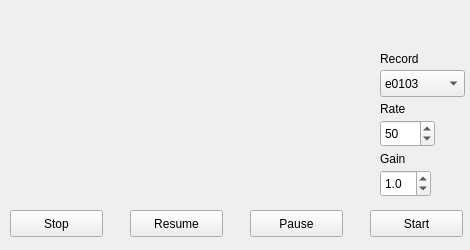
Above: sapien190/trunk/source/Sandbox/sapine_v1/presentation/views/simulationrunning.ui from kimbjerge/iirtsf10grp5 before the change. Below: the same form after it.
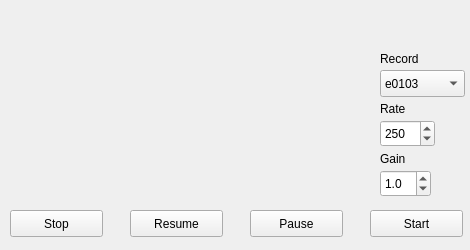
That is the form after the change.

Commit message: Changed UI to default 250 Hz sample rate

```diff
--- a/sapien190/trunk/source/Sandbox/sapine_v1/presentation/views/simulationrunning.ui
+++ b/sapien190/trunk/source/Sandbox/sapine_v1/presentation/views/simulationrunning.ui
@@ -100,10 +100,10 @@
     <number>1</number>
    </property>
    <property name="maximum">
-    <number>400</number>
+    <number>500</number>
    </property>
    <property name="value">
-    <number>50</number>
+    <number>250</number>
    </property>
   </widget>
   <widget class="QLabel" name="gainLabel">
```
The commit also changes 2 other files.
